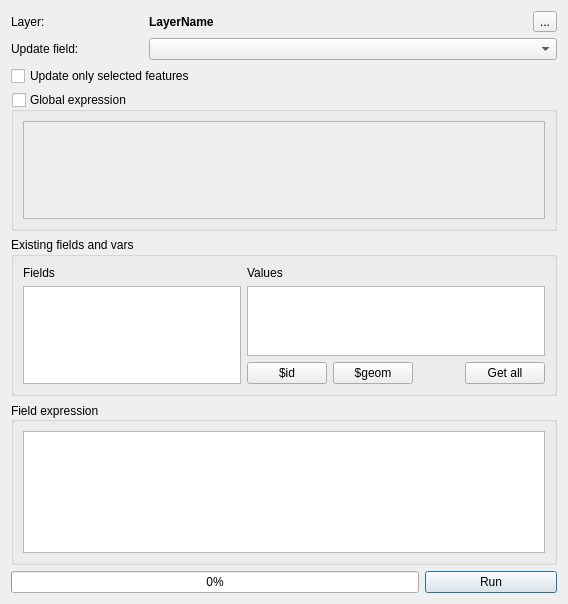
The window that src/field_pyculator_dialog.ui (yellow-sky/FieldPyculator) describes before a commit, drawn with Qt 5.
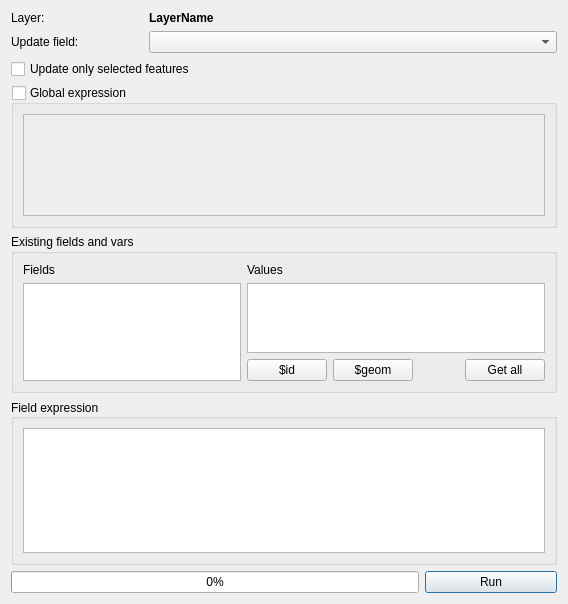
The same window after the commit. Icons and pictures are not drawn.

Diff of the .ui file:
```diff
--- a/src/field_pyculator_dialog.ui
+++ b/src/field_pyculator_dialog.ui
@@ -145,13 +145,6 @@
      </property>
     </widget>
    </item>
-   <item row="0" column="3" alignment="Qt::AlignRight">
-    <widget class="QToolButton" name="btnToggleEditing">
-     <property name="text">
-      <string>...</string>
-     </property>
-    </widget>
-   </item>
    <item row="7" column="0" colspan="4">
     <widget class="QGroupBox" name="grpFields">
      <property name="maximumSize">
```
